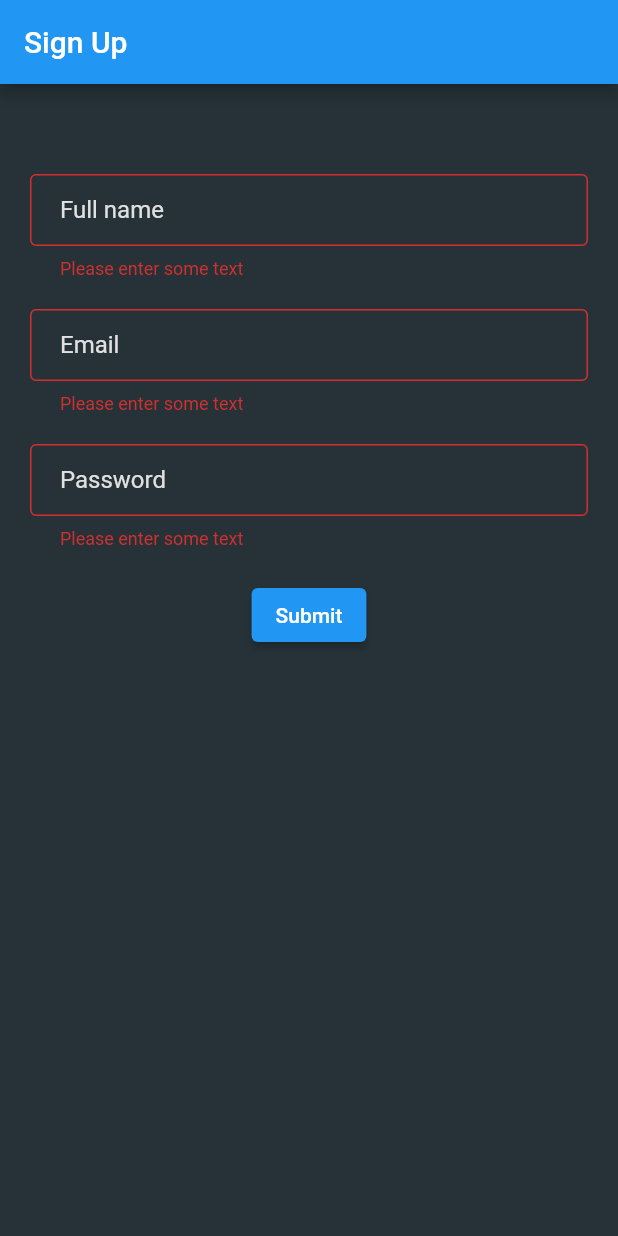
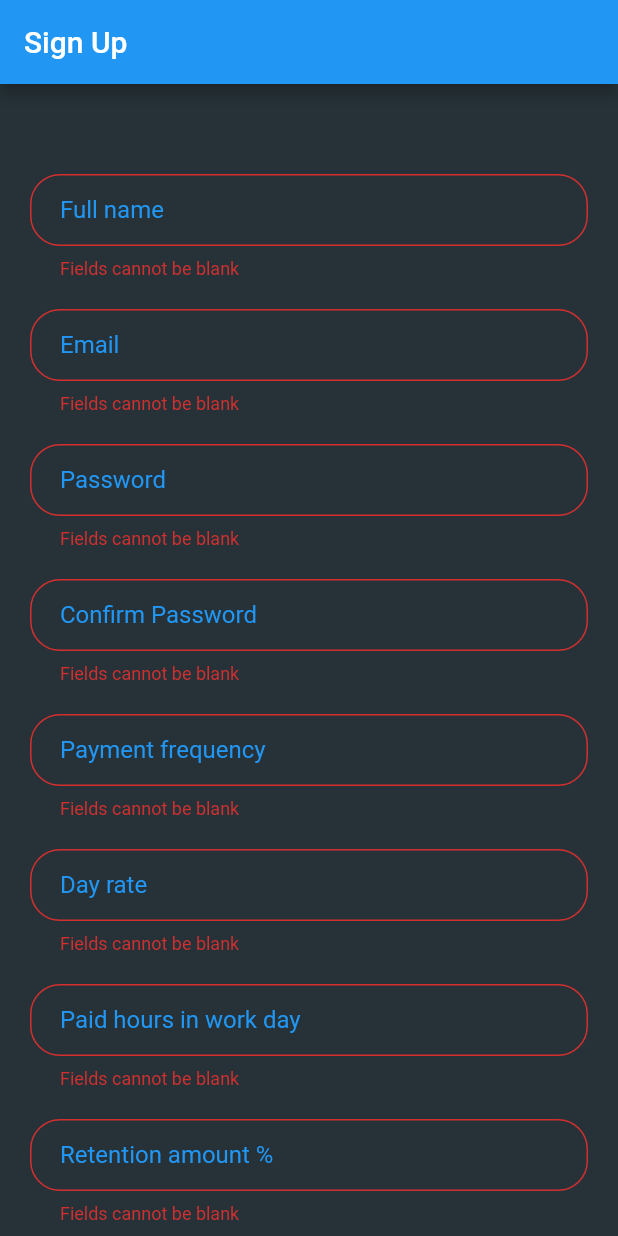
Before and after one commit to stalliardo/builders-hours-diary, a Flutter app: the screen it shows after launch, after a tap on "Submit", on a phone screen of 412 x 824 dp. Run offline on Flutter 3.47's test engine with Material 2 defaults, Android fonts, the phone set to English and light mode, and no system bars; our stand-ins replace cloud_firestore, firebase_auth, firebase_core; accounts and stored records are empty.

Commit message:
Added all the required form fields, a new stringFormatting file and additional theme values

```diff
--- a/b_h_d/lib/screens/signUp.dart
+++ b/b_h_d/lib/screens/signUp.dart
@@ -1,5 +1,7 @@
 import 'package:b_h_d/styles/text/formStyles.dart';
+import 'package:b_h_d/utils/stringFormatting.dart';
 import 'package:flutter/material.dart';
+import 'package:flutter/services.dart';
 
 class SignUp extends StatefulWidget {
   SignUp({Key? key}) : super(key: key);
@@ -10,6 +12,9 @@ class SignUp extends StatefulWidget {
 
 class _SignUpState extends State<SignUp> {
   final _formKey = GlobalKey<FormState>();
+  final TextEditingController _passwordController = TextEditingController();
+  final TextEditingController _confirmPasswordController = TextEditingController();
+  String _emptyFieldError = "Fields cannot be blank";
 
   @override
   Widget build(BuildContext context) {
@@ -28,11 +33,12 @@ class _SignUpState extends State<SignUp> {
                     TextFormField(
                       validator: (value) {
                         if (value == null || value.isEmpty) {
-                          return "Please enter some text";
+                          return _emptyFieldError;
                         }
                         return null;
                       },
-                      decoration: MyFormStyles.textFormFieldInputDecoration("Full name"),
+                      decoration: InputDecoration(labelText: "Full name"),
+                      // decoration: MyFormStyles.textFormFieldInputDecoration("Full name"),
                       style: MyFormStyles.textFormStyle(),
                     ),
                     SizedBox(
@@ -41,11 +47,47 @@ class _SignUpState extends State<SignUp> {
                     TextFormField(
                       validator: (value) {
                         if (value == null || value.isEmpty) {
-                          return "Please enter some text";
+                          return _emptyFieldError;
                         }
                         return null;
                       },
-                      decoration: MyFormStyles.textFormFieldInputDecoration("Email"),
+                      decoration: InputDecoration(labelText: "Email"),
+                      style: MyFormStyles.textFormStyle(),
+                    ),
+                    SizedBox(
+                      height: 20,
+                    ),
+                    TextFormField(
+                      controller: _passwordController,
+                      validator: (value) {
+                        if (value == null || value.isEmpty) {
+                          return _emptyFieldError;
+                        }
+                        if (value.length < 8) {
+                          return "Passwords must be 8 a minimum of 8 chars";
+                        }
+                        return null;
+                      },
+                      decoration: InputDecoration(labelText: "Password"),
+                      obscureText: true,
+                      style: MyFormStyles.textFormStyle(),
+                    ),
+                    SizedBox(
+                      height: 20,
+                    ),
+                    TextFormField(
+                      controller: _confirmPasswordController,
+                      validator: (value) {
+                        if (value == null || value.isEmpty) {
+                          return _emptyFieldError;
+                        }
+                        if (value != _passwordController.text) {
+                          return "Passwords must match";
+                        }
+                        return null;
+                      },
+                      decoration: InputDecoration(labelText: "Confirm Password"),
+                      obscureText: true,
                       style: MyFormStyles.textFormStyle(),
                     ),
                     SizedBox(
@@ -54,11 +96,56 @@ class _SignUpState extends State<SignUp> {
                     TextFormField(
                       validator: (value) {
                         if (value == null || value.isEmpty) {
-                          return "Please enter some text";
+                          return _emptyFieldError;
                         }
                         return null;
                       },
-                      decoration: MyFormStyles.textFormFieldInputDecoration("Password"),
+                      decoration: InputDecoration(labelText: "Payment frequency"),
+                      style: MyFormStyles.textFormStyle(),
+                    ),
+                    SizedBox(
+                      height: 20,
+                    ),
+                    TextFormField(
+                      validator: (value) {
+                        if (value == null || value.isEmpty) {
+                          return _emptyFieldError;
+                        }
+                        return null;
+                      },
+                      decoration: InputDecoration(labelText: "Day rate"),
+                      keyboardType: TextInputType.number,
+                      inputFormatters: [FilteringTextInputFormatter.allow(StringFormatting.onlyNumbersAndOneDecimal())],
+                      style: MyFormStyles.textFormStyle(),
+                    ),
+                    SizedBox(
+                      height: 20,
+                    ),
+                    TextFormField(
+                      validator: (value) {
+                        if (value == null || value.isEmpty) {
+                          return _emptyFieldError;
+                        }
+                        return null;
+                      },
+                      decoration: InputDecoration(labelText: "Paid hours in work day"),
+                      keyboardType: TextInputType.number,
+                      inputFormatters: [FilteringTextInputFormatter.allow(StringFormatting.onlyNumbersAndOneDecimal())],
+                      style: MyFormStyles.textFormStyle(),
+                    ),
+                    SizedBox(
+                      height: 20,
+                    ),
+                    TextFormField(
+                      validator: (value) {
+                        if (value == null || value.isEmpty) {
+                          return _emptyFieldError;
+                        }
+                        return null;
+                      },
+                      decoration: InputDecoration(labelText: "Retention amount %"),
+                      keyboardType: TextInputType.number,
+                      inputFormatters: [FilteringTextInputFormatter.allow(StringFormatting.onlyNumbersAndOneDecimal())],
                       style: MyFormStyles.textFormStyle(),
                     ),
                     SizedBox(
@@ -81,3 +168,10 @@ class _SignUpState extends State<SignUp> {
     );
   }
 }
+
+
+// TODO - Add appropriate valiadtions for each field
+// TODO - Add a dropDown Button for the payment frequency field
+// TODO - Handle onSave clicked
+// TODO - Add button theme to MyTheme class
+// TODO - Convert the numeric values that are still strings to doubles as this is the data type they will be saved in the DB as
--- a/b_h_d/lib/styles/text/formStyles.dart
+++ b/b_h_d/lib/styles/text/formStyles.dart
@@ -1,3 +1,4 @@
+import 'package:b_h_d/utils/mytheme.dart';
 import 'package:flutter/material.dart';
 
 class MyFormStyles {
@@ -5,6 +6,7 @@ class MyFormStyles {
     return InputDecoration(
       border: OutlineInputBorder(),
       labelText: labelText,
+      labelStyle: TextStyle(color: Colors.blue),
       contentPadding: EdgeInsets.symmetric(vertical: 0, horizontal: 20),
       focusedBorder: OutlineInputBorder(
         borderRadius: BorderRadius.circular(10.0),
@@ -15,7 +17,7 @@ class MyFormStyles {
       enabledBorder: OutlineInputBorder(
         borderRadius: BorderRadius.circular(10.0),
         borderSide: BorderSide(
-          color: Colors.white,
+          color: MyTheme().bluegrey,
         ),
       ),
     );
--- a/b_h_d/lib/utils/mytheme.dart
+++ b/b_h_d/lib/utils/mytheme.dart
@@ -1,29 +1,43 @@
 import 'package:flutter/material.dart';
 
 class MyTheme {
-  Color _bluegrey = Colors.blueGrey.shade700;
-  Color __lightGrey = Colors.grey.shade300;
-  Color __darkGrey = Colors.grey.shade600;
+  Color bluegrey = Colors.blueGrey.shade700;
+  Color lightGrey = Colors.grey.shade300;
+  Color darkGrey = Colors.grey.shade600;
 
   ThemeData buildTheme() {
     return ThemeData(
       canvasColor: Colors.blueGrey[900],
-      primaryColor: _bluegrey,
-      accentColor: __lightGrey,
-      secondaryHeaderColor: __darkGrey,
-      hintColor: __lightGrey,
+      primaryColor: bluegrey,
+      accentColor: lightGrey,
+      secondaryHeaderColor: darkGrey,
+      hintColor: lightGrey,
+
+      // inputs.....
       inputDecorationTheme: InputDecorationTheme(
+        labelStyle: TextStyle(color: Colors.blue),
+        contentPadding: EdgeInsets.symmetric(vertical: 0, horizontal: 20),
         border: OutlineInputBorder(
           borderRadius: BorderRadius.circular(20),
-          borderSide: BorderSide(color: __lightGrey),
+          borderSide: BorderSide(color: lightGrey),
         ),
         focusedBorder: OutlineInputBorder(
-          borderRadius: BorderRadius.circular(20),
-          borderSide: BorderSide(color: _bluegrey),
+          borderRadius: BorderRadius.circular(10.0),
+          borderSide: BorderSide(
+            color: Colors.blue,
+          ),
+        ),
+        enabledBorder: OutlineInputBorder(
+          borderRadius: BorderRadius.circular(10.0),
+          borderSide: BorderSide(
+            color: MyTheme().bluegrey,
+          ),
         ),
       ),
+
+      // Buttons......
       buttonTheme: ButtonThemeData(
-        buttonColor: __darkGrey,
+        buttonColor: darkGrey,
         padding: EdgeInsets.symmetric(horizontal: 20),
         minWidth: 200,
         height: 40,
--- /dev/null
+++ b/b_h_d/lib/utils/stringFormatting.dart
@@ -0,0 +1,5 @@
+class StringFormatting {
+  static RegExp onlyNumbersAndOneDecimal() {
+    return RegExp(r"^\d*\.?\d{0,2}");
+  }
+}
```
